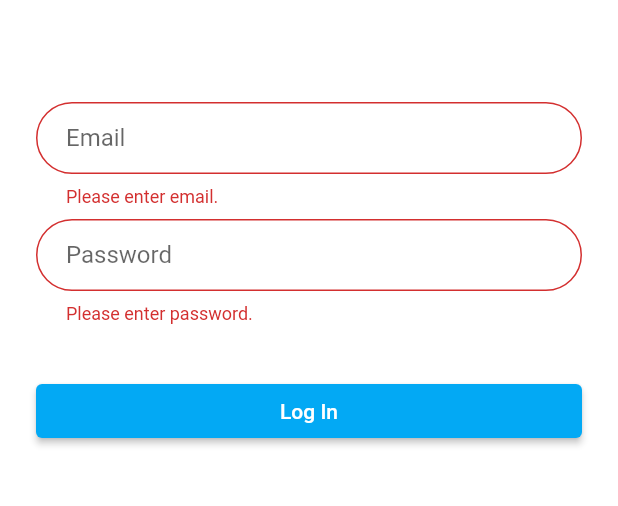
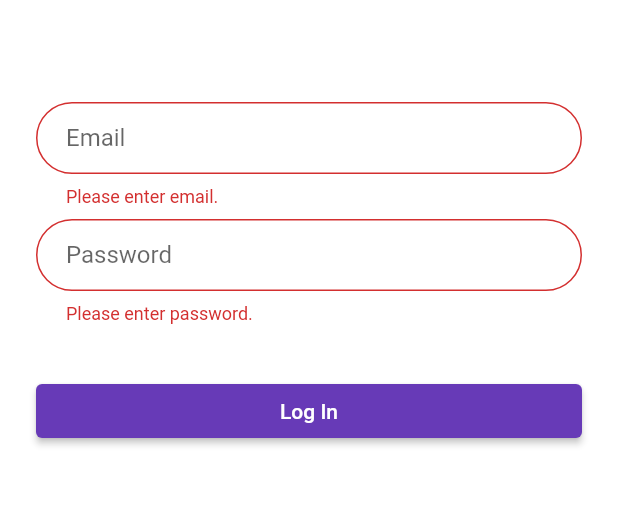
Before and after one commit to MedoRedo/guciano-flutter, a Flutter app: the screen it shows after launch, after a tap on "Log In", on a phone screen of 412 x 824 dp, the part 459-965 px from its top. Run offline on Flutter 3.47's test engine with Material 2 defaults, Android fonts, the phone set to English and light mode, and no system bars; our stand-ins replace cloud_firestore, email_validator, firebase_auth, firebase_core, firebase_messaging, floor and 2 more; missing offline and left inert: flutter_stripe_payment; accounts and stored records are empty; generated files the repository leaves out were written again; Roboto replaces fonts that are missing (Nunito).

Commit message:
Change app theme color

```diff
--- a/lib/main.dart
+++ b/lib/main.dart
@@ -15,9 +15,9 @@ void main() async {
 
   FirebaseAuth.instance.authStateChanges().listen((User? user) {
     if (user == null) {
-      runApp(MyApp(auth: false));
+      runApp(const MyApp(auth: false));
     } else {
-      runApp(MyApp(auth: true));
+      runApp(const MyApp(auth: true));
     }
   });
 }
@@ -25,23 +25,9 @@ void main() async {
 class MyApp extends StatelessWidget {
   final bool auth;
 
-  MyApp({required this.auth});
-
-  void main() async {
-    WidgetsFlutterBinding.ensureInitialized();
-    await Firebase.initializeApp();
-
-    FirebaseAuth.instance.authStateChanges().listen((User? user) {
-      if (user == null) {
-        runApp(MyApp(auth: false));
-      } else {
-        runApp(MyApp(auth: true));
-      }
-    });
-  }
+  const MyApp({Key? key, required this.auth}) : super(key: key);
 
   // This widget is the root of your application.
-
   @override
   Widget build(BuildContext context) {
     return MultiProvider(
@@ -57,10 +43,9 @@ class MyApp extends StatelessWidget {
           title: 'Guciano',
           debugShowCheckedModeBanner: false,
           theme: ThemeData(
-            primarySwatch: Colors.lightBlue,
-            fontFamily: 'Nunito',
+            primarySwatch: Colors.deepPurple,
           ),
-          home: auth ? HomePage() : LoginPage(),
+          home: auth ? const HomePage() : const LoginPage(),
           routes: routes,
         ),
       ),
```
